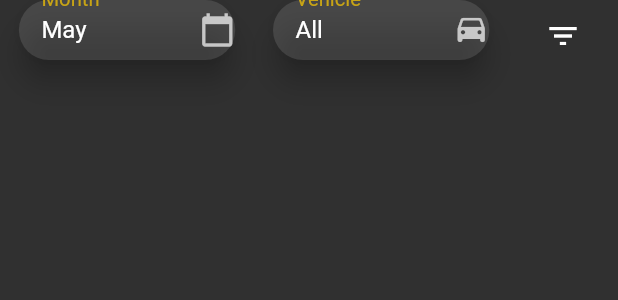
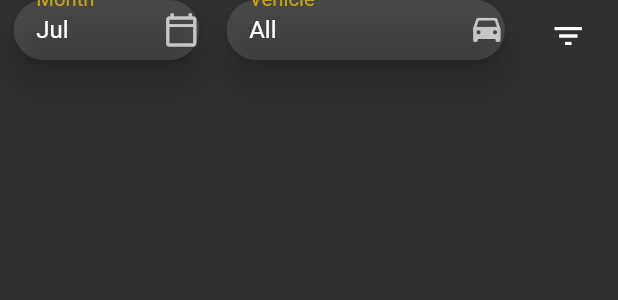
Before and after one commit to gokulr488/fleezy, a Flutter app: the _FilterWidget widget shown alone on an empty page, opened directly, on a phone screen of 412 x 824 dp. Shown: the top 300 px of the screen. Run offline on Flutter 3.47's test engine with Material 2 defaults, Android fonts, the phone set to English and light mode, and no system bars; our stand-ins replace bottom_navy_bar, cloud_firestore, firebase_auth, firebase_core, flutter_spinkit, geolocator and 1 more; accounts and stored records are empty.

Commit message:
changed hardcoded values to dynamic

```diff
--- a/lib/screens/reports/ReportsController.dart
+++ b/lib/screens/reports/ReportsController.dart
@@ -1,4 +1,5 @@
 import 'package:fleezy/Common/Alerts.dart';
+import 'package:fleezy/Common/AppData.dart';
 import 'package:fleezy/Common/Constants.dart';
 import 'package:fleezy/Common/ReportData.dart';
 import 'package:fleezy/Common/Utils.dart';
@@ -47,8 +48,10 @@ class ReportsController {
       }
     }
     final reportData = Provider.of<ReportData>(context, listen: false);
+    final report = processor
+        .getReportFor(Utils.getFormattedDate(DateTime.now(), 'MMM-yyyy'));
     reportReady = true;
-    reportData.setGeneratedReport(processor.getReportFor('Jul-2021'));
+    reportData.setGeneratedReport(report);
   }
 
   List<String> getYears() {
@@ -71,4 +74,13 @@ class ReportsController {
     }
     return months;
   }
+
+  List<String> getVehicleList(BuildContext context) {
+    List<String> vehicles = ['All'];
+    final appData = Provider.of<AppData>(context, listen: false);
+    for (final vehicle in appData.availableVehicles) {
+      vehicles.add(vehicle.registrationNo);
+    }
+    return vehicles;
+  }
 }
--- a/lib/screens/reports/ReportsScreen.dart
+++ b/lib/screens/reports/ReportsScreen.dart
@@ -1,6 +1,6 @@
-import 'package:fleezy/Common/Constants.dart';
 import 'package:fleezy/Common/ReportData.dart';
 import 'package:fleezy/Common/UiConstants.dart';
+import 'package:fleezy/Common/Utils.dart';
 import 'package:fleezy/components/BaseScreen.dart';
 import 'package:fleezy/components/DropDownButton.dart';
 import 'package:fleezy/components/HorLine.dart';
@@ -20,9 +20,7 @@ class ReportsScreen extends StatelessWidget {
   final ReportsController ctrl = ReportsController();
   @override
   Widget build(BuildContext context) {
-    List<String> expenses = ['All', 'Fuel', 'June'];
     ctrl.getCurrentMonthData(context);
-    expenses.addAll(Constants.EXPENSE_TYPES);
     return BaseScreen(
       headerText: 'Reports',
       child: SingleChildScrollView(
@@ -70,23 +68,23 @@ class _FilterWidget extends StatelessWidget {
       crossAxisAlignment: CrossAxisAlignment.start,
       children: [
         SizedBox(
-          width: MediaQuery.of(context).size.width * 0.35,
+          width: MediaQuery.of(context).size.width * 0.3,
           height: 40,
           child: DropDownButton(
-              icon: Icons.calendar_today,
+              icon: Icons.calendar_today_outlined,
               hintText: 'Month',
-              value: 'May',
+              value: Utils.getFormattedDate(DateTime.now(), 'MMM'),
               values: ctrl.getMonths(),
               onChanged: (String value) {}),
         ),
         SizedBox(
-          width: MediaQuery.of(context).size.width * 0.35,
+          width: MediaQuery.of(context).size.width * 0.45,
           height: 40,
           child: DropDownButton(
               icon: Icons.drive_eta_rounded,
               hintText: 'Vehicle',
               value: 'All',
-              values: ['All', 'Fortuner', 'Duke'],
+              values: ctrl.getVehicleList(context),
               onChanged: (String value) {}),
         ),
         IconButton(
```
